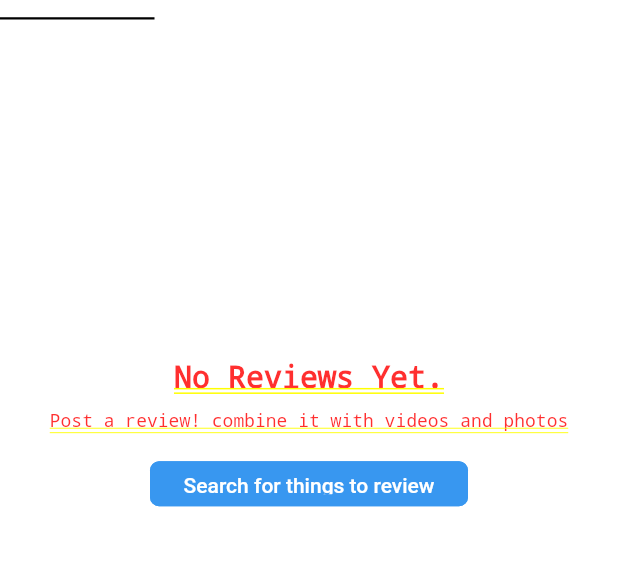
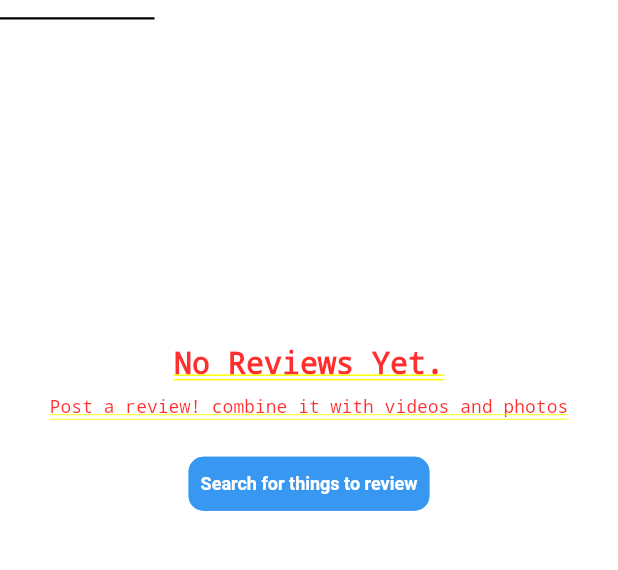
Before and after one commit to yellowMonkeyMediaDev/reviewtuApp, a Flutter app: the ProfileScreen screen opened by its route, on a phone screen of 412 x 824 dp, the part 390-960 px from its top. Run offline on Flutter 3.47's test engine with Material 2 defaults, Android fonts, the phone set to English and light mode, and no system bars; our stand-ins replace flutter_svg.

Commit message:
Updated NoContentYet widget

```diff
--- a/lib/screens/profile_screen.dart
+++ b/lib/screens/profile_screen.dart
@@ -70,8 +70,11 @@ class _ProfileScreenState extends State<ProfileScreen> {
                         "Post a review! combine it with videos and photos",
                     buttonText: 'Search for things to review',
                   ),
-                  Container(
-                    color: Colors.red,
+                  const NoContentYetWidget(
+                    title: 'No Photo Reviews',
+                    description:
+                    "Post a review! combine it with videos and photos ",
+                    buttonText: 'Upload',
                   ),
                   Container(
                     color: Colors.yellow,
--- a/lib/widgets/no_content_yet_widget.dart
+++ b/lib/widgets/no_content_yet_widget.dart
@@ -36,14 +36,24 @@ class NoContentYetWidget extends StatelessWidget {
         const SizedBox(
           height: 20,
         ),
-        Padding(
-          padding: const EdgeInsets.symmetric(horizontal: 100.0),
-          child: PrimaryButtonWidget(
-            backgroundColor: AppColors.skyBlue,
-            textColor: AppColors.white,
-            buttonText: buttonText,
-            buttonHeight: 30,
-            callback: callback ?? () {},
+        TextButton(
+          onPressed: callback ?? () {},
+          style: ButtonStyle(
+            backgroundColor:
+                MaterialStateProperty.all<Color>(AppColors.skyBlue),
+            shape: MaterialStateProperty.all<RoundedRectangleBorder>(
+              RoundedRectangleBorder(
+                borderRadius: BorderRadius.circular(10),
+                side: const BorderSide(color: AppColors.skyBlue),
+              ),
+            ),
+          ),
+          child: Text(
+            buttonText,
+            style: const TextStyle(
+                fontSize: 12,
+                fontWeight: FontWeight.w600,
+                color: AppColors.white),
           ),
         ),
       ],
```
